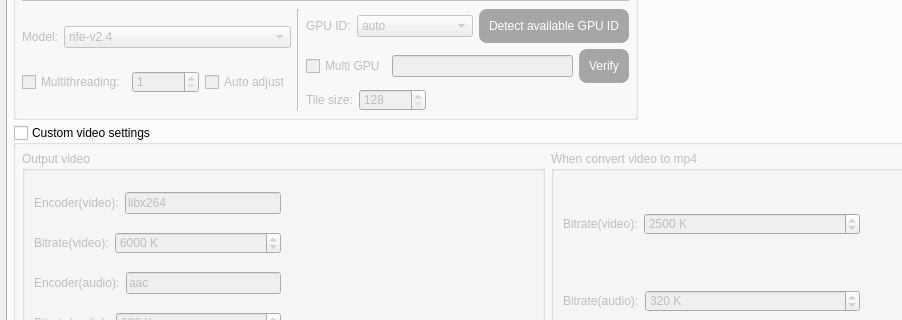
Old version of the form SRC/Waifu2x-Extension-QT/mainwindow.ui in the repository AaronFeng753/Waifu2x-Extension-GUI; both pictures show x 0 to 902 and y 168 to 488 of the 1096 by 797 pixel window.
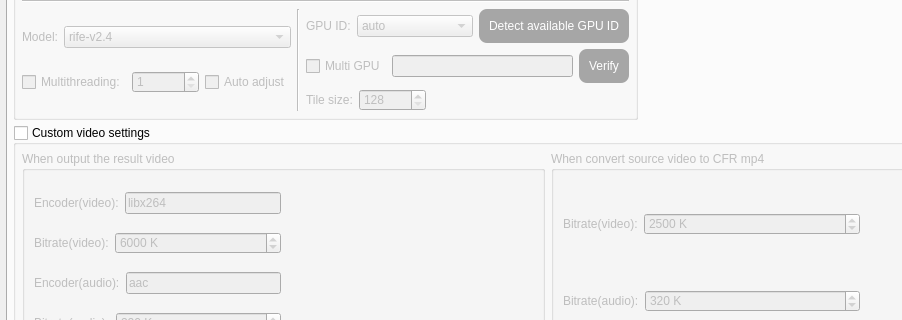
New version of the form. The open tabs and pages were chosen to show the change. Icons and pictures are not drawn.

Patch:
```diff
--- a/SRC/Waifu2x-Extension-QT/mainwindow.ui
+++ b/SRC/Waifu2x-Extension-QT/mainwindow.ui
@@ -7,7 +7,7 @@
     <x>0</x>
     <y>0</y>
     <width>1096</width>
-    <height>770</height>
+    <height>796</height>
    </rect>
   </property>
   <property name="sizePolicy">
@@ -8347,7 +8347,7 @@
                  <bool>false</bool>
                 </property>
                 <property name="title">
-                 <string>Output video</string>
+                 <string>When output the result video</string>
                 </property>
                 <layout class="QGridLayout" name="gridLayout_51">
                  <item row="0" column="0">
@@ -8597,7 +8597,7 @@
                  <bool>false</bool>
                 </property>
                 <property name="title">
-                 <string>When convert video to mp4</string>
+                 <string>When convert source video to CFR mp4</string>
                 </property>
                 <layout class="QGridLayout" name="gridLayout_33">
                  <item row="0" column="1" rowspan="3">
```
Left out of the diff: 9 changed lines with no effect on the pictures.
